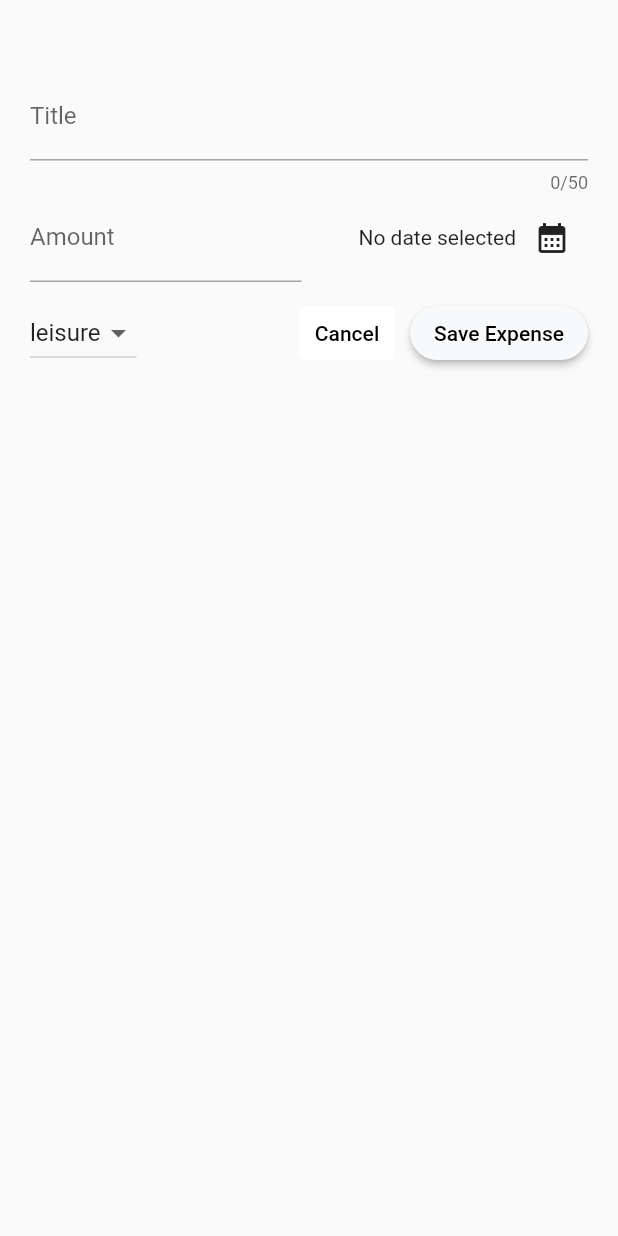
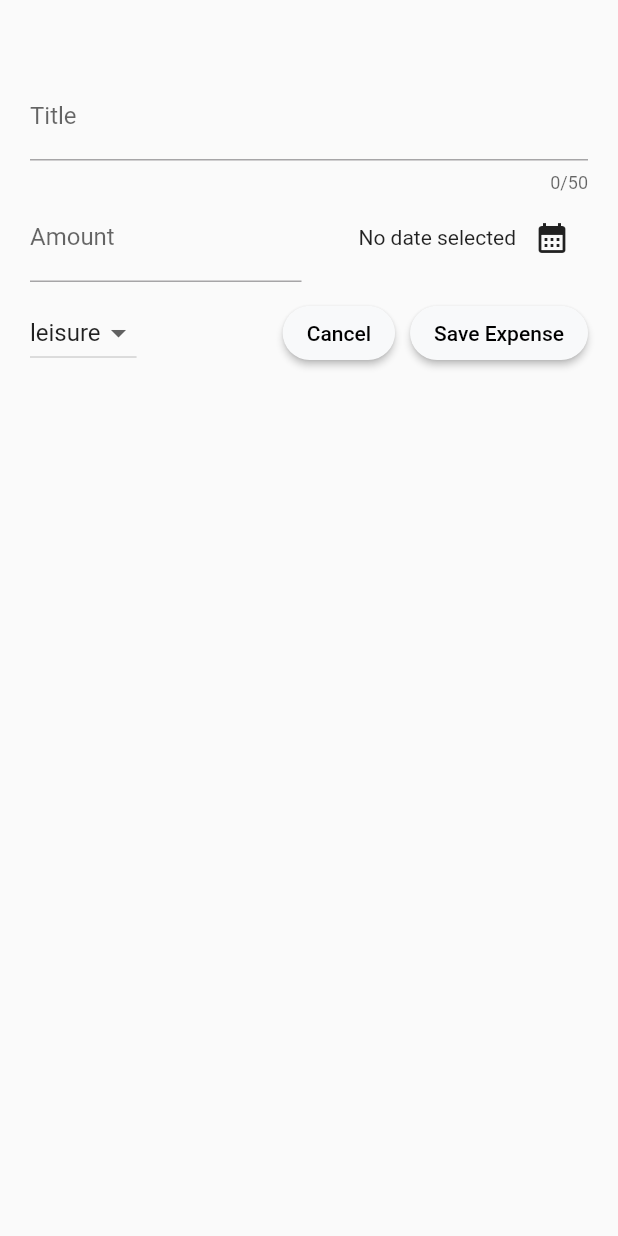
Before and after one commit to ashfaqahmad7866/personal_expenses_managing_app, a Flutter app: the screen it shows after launch, after a tap on the "add" icon, on a phone screen of 412 x 824 dp. Run offline on Flutter 3.47's test engine with Material 2 defaults, Android fonts, the phone set to English and light mode, and no system bars.

```diff
--- a/lib/widgets/expenses.dart
+++ b/lib/widgets/expenses.dart
@@ -2,6 +2,7 @@ import 'package:flutter/material.dart';
 import 'package:personal_expenses_managing_app/models/expense.dart';
 import 'package:personal_expenses_managing_app/widgets/expenses_list/expenses_list.dart';
 import 'package:personal_expenses_managing_app/widgets/new_expense.dart';
+
 class Expenses extends StatefulWidget {
   const Expenses({super.key});
 
@@ -10,23 +11,36 @@ class Expenses extends StatefulWidget {
     return _ExpensesState();
   }
 }
+
 class _ExpensesState extends State<Expenses> {
-  void addExpenses(Expense expense)
-  {
+  void addExpenses(Expense expense) {
     setState(() {
       _registeredExpenses.add(expense);
     });
   }
-  void removeExpenses(Expense expense)
-  {
+
+  void removeExpenses(Expense expense) {
+    final expenseIndex=_registeredExpenses.indexOf(expense);
     setState(() {
       _registeredExpenses.remove(expense);
     });
+    ScaffoldMessenger.of(context).clearSnackBars();
+    ScaffoldMessenger.of(context).showSnackBar( SnackBar(
+      content:const Text('Message deleted!'),
+      duration:const Duration(seconds: 3),
+      action: SnackBarAction(label: 'Undo', onPressed:() {
+        setState(() {
+          _registeredExpenses.insert(expenseIndex, expense);
+        });
+      },),
+    ));
+  }
 
-  }
-  void _addNewExpense()
-  {
-    showModalBottomSheet(context: context, builder: (ctx) => NewExpense(addNewExpense: addExpenses), isScrollControlled: true);
+  void _addNewExpense() {
+    showModalBottomSheet(
+        context: context,
+        builder: (ctx) => NewExpense(addNewExpense: addExpenses),
+        isScrollControlled: true);
   }
 
   final List<Expense> _registeredExpenses = [
@@ -63,15 +77,30 @@ setState(() {
   ];
   @override
   Widget build(BuildContext context) {
+    Widget mainContent =  const Center(
+      child: Text('No expense found, try adding some!'),
+    );
+    if (_registeredExpenses.isNotEmpty) {
+      mainContent = Expanded(
+        child: ExpensesList(
+            expenses: _registeredExpenses, onRemoval: removeExpenses),
+      );
+    }
     return Scaffold(
       appBar: AppBar(
-        title:const Text('Flutter ExpenseTracker'),
-        actions: [IconButton(onPressed:_addNewExpense, icon:const Icon(Icons.add),
+        title: const Text('Flutter ExpenseTracker'),
+        actions: [
+          IconButton(
+            onPressed: _addNewExpense,
+            icon: const Icon(Icons.add),
           ),
         ],
       ),
       body: Column(
-        children:  [const Text('THe chart'),Expanded(child: ExpensesList(expenses: _registeredExpenses,onRemoval: removeExpenses),) ],
+        children: [
+          const Text('THe chart'),
+          mainContent,
+        ],
       ),
     );
   }
--- a/lib/widgets/expenses_list/expenses_list.dart
+++ b/lib/widgets/expenses_list/expenses_list.dart
@@ -8,6 +8,7 @@ class ExpensesList extends StatelessWidget {
   final void Function(Expense expense) onRemoval;
   @override
   Widget build(context) {
+
     return ListView.builder(
       itemCount: expenses.length,
       itemBuilder: (context, index) => Dismissible(
--- a/lib/widgets/new_expense.dart
+++ b/lib/widgets/new_expense.dart
@@ -148,11 +148,12 @@ class _NewExpenseState extends State<NewExpense> {
                 ],
               ),
               const Spacer(),
-              TextButton(
+              ElevatedButton(
                 style: ElevatedButton.styleFrom(
-                  foregroundColor: Colors.black,
-                  backgroundColor: Colors.white,
-                ),
+                    shape: RoundedRectangleBorder(
+                        borderRadius: BorderRadius.circular(40)),
+                    foregroundColor: Colors.black,
+                    backgroundColor: const Color.fromARGB(255, 248, 249, 250)),
                 onPressed: () {
                   Navigator.pop(context);
                 },
```
Also changed, not shown: lib/widgets/expenses_list/expenses_items.dart (line endings or trailing spaces). Lines whose indentation alone changed are shown as unchanged.
